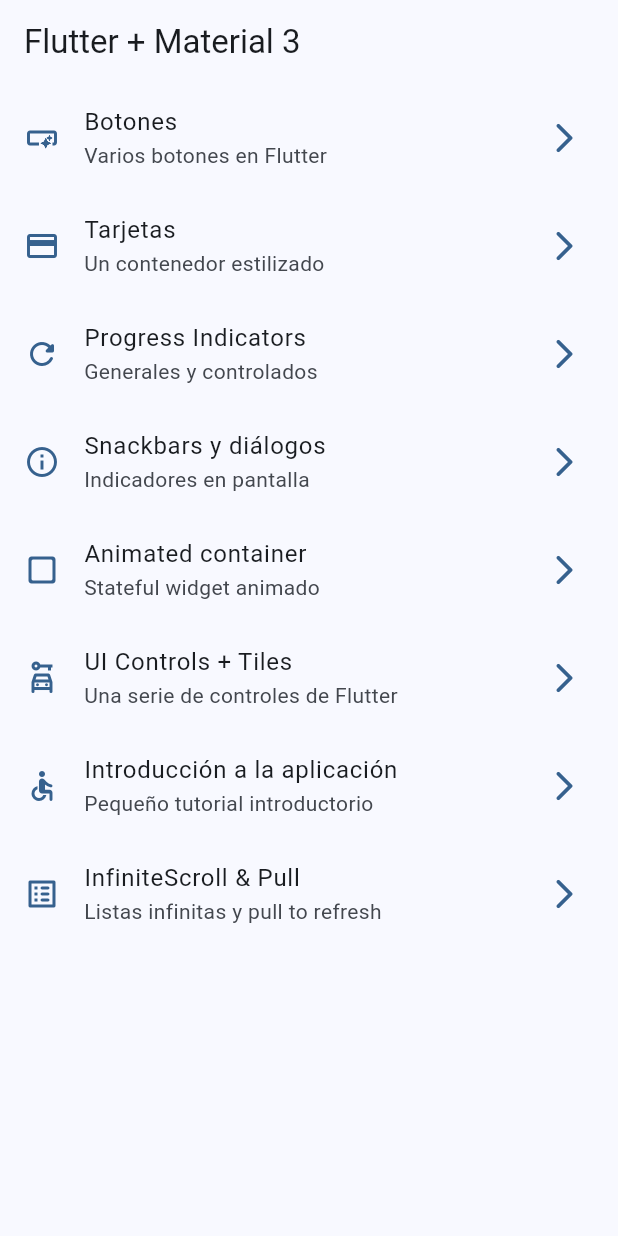
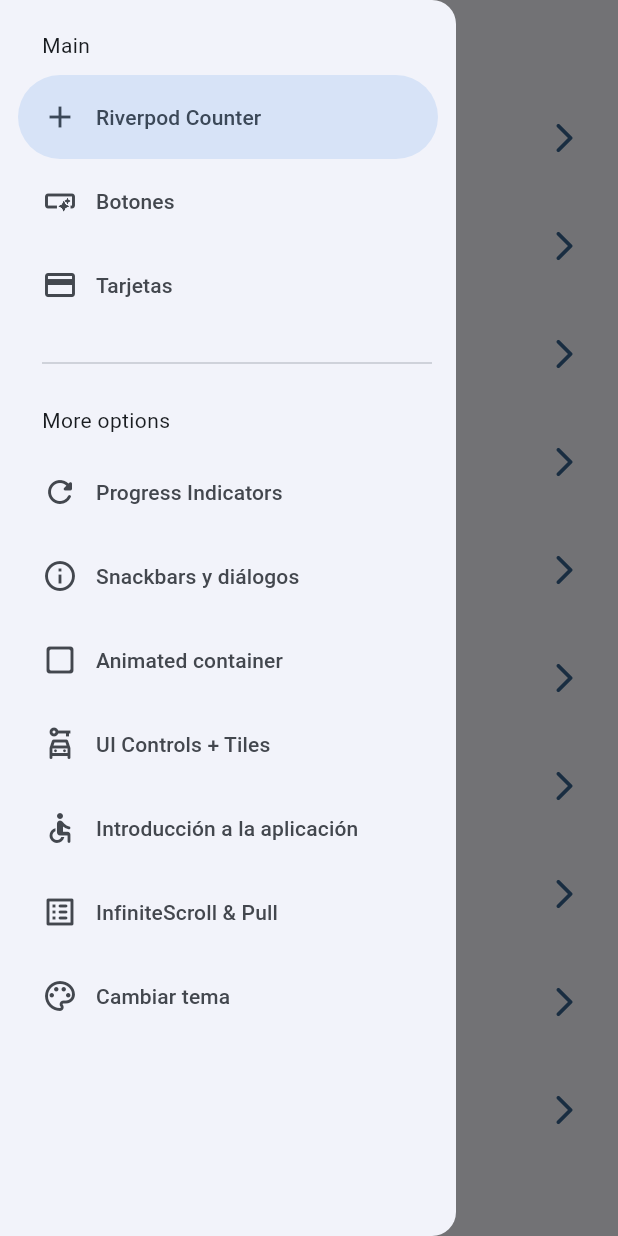
Before and after one commit to MarioCobian09/flutter_material3, a Flutter app: the screen it shows after launch, with the side drawer open (before the commit the screen has no drawer), on a phone screen of 412 x 824 dp. Run offline on Flutter 3.47's test engine with Material 3 defaults, Android fonts, the phone set to English and light mode, and no system bars; our stand-ins replace animate_do, flutter_riverpod, go_router.

Commit message:
Antes de statenotifier

```diff
--- a/lib/config/menu/menu_items.dart
+++ b/lib/config/menu/menu_items.dart
@@ -11,6 +11,12 @@ class MenuItem {
 }
 
 const appMenuItems = <MenuItem>[
+  MenuItem(
+    title: 'Riverpod Counter',
+    subTitle: 'Introducción a Riverpod',
+    link: '/counter',
+    icon: Icons.add
+  ),
   MenuItem(
     title: 'Botones',
     subTitle: 'Varios botones en Flutter',
@@ -58,5 +64,11 @@ const appMenuItems = <MenuItem>[
     subTitle: 'Listas infinitas y pull to refresh',
     link: '/infinite',
     icon: Icons.list_alt_rounded
+  ),
+  MenuItem(
+    title: 'Cambiar tema',
+    subTitle: 'Cambiar tema de la aplicación',
+    link: '/theme-changer',
+    icon: Icons.color_lens_outlined
   )
 ];
--- a/lib/config/router/app_router.dart
+++ b/lib/config/router/app_router.dart
@@ -49,6 +49,16 @@ final appRouter = GoRouter(
       path: '/infinite',
       name: InfiniteScrollScreen.name,
       builder: (context, state) => InfiniteScrollScreen(),
+    ),
+    GoRoute(
+      path: '/counter',
+      name: CounterScreen.name,
+      builder: (context, state) => CounterScreen(),
+    ),
+    GoRoute(
+      path: '/theme-changer',
+      name: ThemeChangerScreen.name,
+      builder: (context, state) => ThemeChangerScreen(),
     )
   ],
 );
--- a/lib/config/theme/app_theme.dart
+++ b/lib/config/theme/app_theme.dart
@@ -15,14 +15,17 @@ const colorList = <Color>[
 class AppTheme {
 
   final int selectedColor;
+  final bool isDarkMode;
 
   AppTheme({
-    this.selectedColor = 0
+    this.selectedColor = 0,
+    this.isDarkMode = false
   }): assert(selectedColor >= 0, 'Selected color must be grater then 0'),
       assert(selectedColor < colorList.length, 'Selected color must be less or equal ${colorList.length - 1}');
 
   ThemeData getTheme() => ThemeData(
     useMaterial3: true,
+    brightness: isDarkMode ? Brightness.dark : Brightness.light,
     colorSchemeSeed: colorList[selectedColor],
     appBarTheme: const AppBarTheme(
       centerTitle: false
--- a/lib/main.dart
+++ b/lib/main.dart
@@ -1,21 +1,31 @@
 import 'package:flutter/material.dart';
+import 'package:flutter_riverpod/flutter_riverpod.dart';
 import 'package:widgets_app/config/router/app_router.dart';
 import 'package:widgets_app/config/theme/app_theme.dart';
+import 'package:widgets_app/presentation/providers/theme_provider.dart';
 
 void main() {
-  runApp(const MainApp());
+  runApp(
+    ProviderScope(
+      child: MainApp()
+    )
+  );
 }
 
-class MainApp extends StatelessWidget {
+class MainApp extends ConsumerWidget {
   const MainApp({super.key});
 
   @override
-  Widget build(BuildContext context) {
+  Widget build(BuildContext context, WidgetRef ref) {
+
+    final int selectedColor = ref.watch(selectedColorProvider);
+    final bool isDarkMode = ref.watch(isDarkModeProvider);
+
     return MaterialApp.router(
       title: 'Flutter Widgets',
       routerConfig: appRouter,
       debugShowCheckedModeBanner: false,
-      theme: AppTheme( selectedColor: 0 ).getTheme()
+      theme: AppTheme( selectedColor: selectedColor, isDarkMode: isDarkMode ).getTheme()
     );
   }
 }
--- /dev/null
+++ b/lib/presentation/providers/counter_provider.dart
@@ -0,0 +1,5 @@
+
+
+import 'package:flutter_riverpod/flutter_riverpod.dart';
+
+final counterProvider = StateProvider((ref) => 5);
--- /dev/null
+++ b/lib/presentation/providers/theme_provider.dart
@@ -0,0 +1,8 @@
+import 'package:flutter_riverpod/flutter_riverpod.dart';
+import 'package:widgets_app/config/theme/app_theme.dart';
+
+final colorListProvider = Provider((ref) => colorList);
+
+final isDarkModeProvider = StateProvider((ref) => false);
+
+final selectedColorProvider = StateProvider((ref) => 0);
--- a/lib/presentation/screens/home/home_screen.dart
+++ b/lib/presentation/screens/home/home_screen.dart
@@ -1,6 +1,7 @@
 import 'package:flutter/material.dart';
 import 'package:go_router/go_router.dart';
 import 'package:widgets_app/config/menu/menu_items.dart';
+import 'package:widgets_app/presentation/widgets/side_menu.dart';
 
 
 class HomeScreen extends StatelessWidget {
@@ -11,11 +12,17 @@ class HomeScreen extends StatelessWidget {
 
   @override
   Widget build(BuildContext context) {
+
+    final scaffoldKey = GlobalKey<ScaffoldState>();
+
     return Scaffold(
+      key: scaffoldKey,
       appBar: AppBar(
         title: const Text('Flutter + Material 3')
       ),
       body: _HomeView(),
+
+      drawer: SideMenu(scaffoldKey: scaffoldKey),
     );
   }
 }
--- a/lib/presentation/screens/screens.dart
+++ b/lib/presentation/screens/screens.dart
@@ -1,5 +1,7 @@
 
 
+export 'package:widgets_app/presentation/screens/theme_changer/theme_changer_screen.dart';
+export 'package:widgets_app/presentation/screens/counter/counter_screen.dart';
 export 'package:widgets_app/presentation/screens/animated/animated_screen.dart';
 export 'package:widgets_app/presentation/screens/app_tutorial/app_tutorial_screen.dart';
 export 'package:widgets_app/presentation/screens/buttons/buttons_screen.dart';
--- /dev/null
+++ b/lib/presentation/widgets/side_menu.dart
@@ -0,0 +1,72 @@
+import 'package:flutter/material.dart';
+import 'package:go_router/go_router.dart';
+import 'package:widgets_app/config/menu/menu_items.dart';
+
+class SideMenu extends StatefulWidget {
+
+  final GlobalKey<ScaffoldState> scaffoldKey;
+
+  const SideMenu({
+    super.key,
+    required this.scaffoldKey
+  });
+
+  @override
+  State<SideMenu> createState() => _SideMenuState();
+}
+
+class _SideMenuState extends State<SideMenu> {
+
+  int navDrawerIndex = 0;
+
+  @override
+  Widget build(BuildContext context) {
+
+    final hasNotch = MediaQuery.of(context).viewPadding.top > 35;
+
+    return NavigationDrawer(
+      selectedIndex: navDrawerIndex,
+      onDestinationSelected: (value) {
+        setState(() {
+          navDrawerIndex = value;
+        });
+
+        final menuItem = appMenuItems[value];
+
+        context.push(menuItem.link);
+        widget.scaffoldKey.currentState?.closeDrawer();
+      },
+      children: [
+
+        Padding(
+          padding: EdgeInsetsGeometry.fromLTRB(28, hasNotch ? 0 : 20, 16, 10),
+          child: const Text('Main'),
+        ),
+
+        ...appMenuItems
+          .sublist(0,3) // Crea una sub lista con los primeros 3
+          .map( (item) => NavigationDrawerDestination(
+          icon: Icon(item.icon),
+          label: Text(item.title)
+        )),
+
+        const Padding(
+          padding: EdgeInsetsGeometry.fromLTRB(28, 16, 16, 10),
+          child: Divider(),
+        ),
+
+        Padding(
+          padding: EdgeInsetsGeometry.fromLTRB(28, 10, 16, 10),
+          child: const Text('More options'),
+        ),
+
+        ...appMenuItems
+          .sublist(3) // Crea una sub lista con los primeros 3
+          .map( (item) => NavigationDrawerDestination(
+          icon: Icon(item.icon),
+          label: Text(item.title)
+        )),
+      ],
+    );
+  }
+}
--- a/pubspec.yaml
+++ b/pubspec.yaml
@@ -10,6 +10,7 @@ dependencies:
   animate_do: ^4.2.0
   flutter:
     sdk: flutter
+  flutter_riverpod: ^2.6.1
   go_router: ^16.1.0
 
 dev_dependencies:
```
Also changed, not shown: lib/presentation/screens/counter/counter_screen.dart (added, +44 -0 lines), lib/presentation/screens/theme_changer/theme_changer_screen.dart (added, +61 -0 lines), pubspec.lock.
